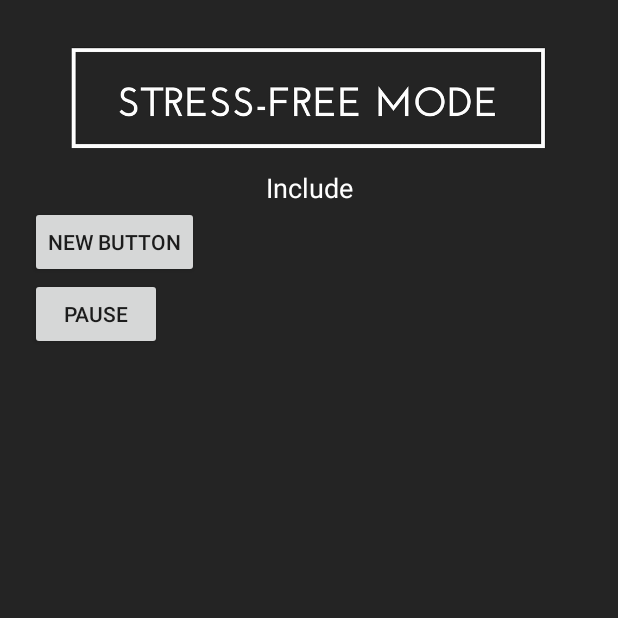
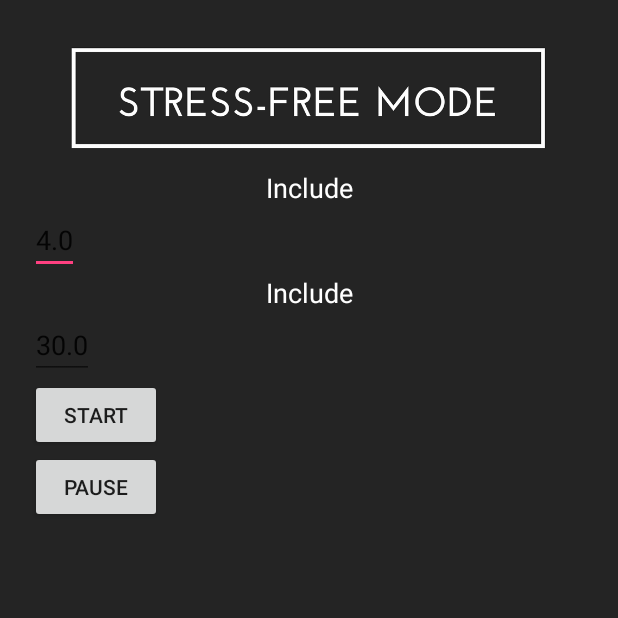
Before and after one commit to dzeedzed/NumberCatch, an Android app: the StressFreeActivity screen opened directly, with no data from a screen before it, on a phone screen of 412 x 824 dp, the top half of it. Run offline under Robolectric (Android 15) with nearby library versions, the light colour scheme and no system bars; Roboto replaces fonts that are not available here; 1 statement that could not run was skipped.

Commit message:
added delay and timer options in stress free

```diff
--- a/app/src/main/java/me/dzed/numbercatch/StressFreeActivity.java
+++ b/app/src/main/java/me/dzed/numbercatch/StressFreeActivity.java
@@ -9,6 +9,7 @@ import android.speech.tts.UtteranceProgressListener;
 import android.util.Log;
 import android.view.View;
 import android.widget.Button;
+import android.widget.EditText;
 import android.widget.TextView;
 import android.widget.Toast;
 
@@ -25,12 +26,16 @@ public class StressFreeActivity extends Activity {
     private TextToSpeech textToSpeech;
 
     private TextView type;
+    private EditText delayInput;
+    private EditText timerInput;
     private Button button;
     private Button pause;
-    private int delay = 4000; // milliseconds
+    private long delay = 4000; // milliseconds
     private Handler handler;
     private boolean ready;
-    private boolean timerSet = false;
+
+    private long timer = 30000; // milliseconds
+    private boolean timerSet = true;
 
     @Override
     protected void onCreate(Bundle savedInstanceState) {
@@ -46,6 +51,14 @@ public class StressFreeActivity extends Activity {
         type = (TextView) findViewById(R.id.stress_free_type);
         Util.setTextViewFont(context, type, Constants.FONT_PATH_LATO_THIN);
 
+
+        delayInput = (EditText) findViewById(R.id.delayInput);
+
+
+
+
+
+
         final Runnable ayylmao = new Runnable() {
             @Override
             public void run() {
@@ -54,6 +67,18 @@ public class StressFreeActivity extends Activity {
                 speakOut(Integer.toString(ayy));
             }
         };
+
+
+
+        button = (Button) findViewById(R.id.button1231312);
+        button.setOnClickListener(new View.OnClickListener() {
+            @Override
+            public void onClick(View view) {
+
+                // Retrieve all numbers/attributes
+                double delayDouble = Double.parseDouble(delayInput.getText().toString()) * (double) 1000.0;
+                delay = (long) delayDouble;
+                System.out.println("FERIDUN " + delay);
 
                 textToSpeech.setOnUtteranceProgressListener(new UtteranceProgressListener() {
                     @Override
@@ -72,21 +97,24 @@ public class StressFreeActivity extends Activity {
                     }
                 });
 
-        button = (Button) findViewById(R.id.button1231312);
-        button.setOnClickListener(new View.OnClickListener() {
-            @Override
-            public void onClick(View view) {
                 handler = new Handler();
                 handler.postDelayed(ayylmao, delay);
+
+                if (timerSet) {
                     // TIMER
-//                Handler timerHandler = new Handler();
-//                timerHandler.postDelayed(new Runnable() {
-//
-//                    public void run() {
-//                        handler.removeCallbacks(ayylmao);
-//                        textToSpeech.stop();
-//                    }
-//                }, 30000);
+                    timerInput = (EditText) findViewById(R.id.timerInput);
+                    double timerDouble = Double.parseDouble(timerInput.getText().toString()) * (double) 1000.0;
+                    timer = (long) timerDouble;
+
+                    Handler timerHandler = new Handler();
+                    timerHandler.postDelayed(new Runnable() {
+
+                        public void run() {
+                            handler.removeCallbacks(ayylmao);
+                            textToSpeech.stop();
+                        }
+                    }, timer);
+                }
             }
         });
 
--- a/app/src/main/res/layout/activity_stress_free.xml
+++ b/app/src/main/res/layout/activity_stress_free.xml
@@ -25,11 +25,33 @@
         android:textColor="@android:color/white"
         android:textSize="@dimen/confirm_message_size" />
 
+    <EditText
+        android:id="@+id/delayInput"
+        android:layout_width="wrap_content"
+        android:layout_height="wrap_content"
+        android:text="4.0"
+        android:inputType="numberDecimal" />
+
+    <TextView
+        android:layout_width="match_parent"
+        android:layout_height="wrap_content"
+        android:gravity="center_horizontal"
+        android:text="@string/include"
+        android:textColor="@android:color/white"
+        android:textSize="@dimen/confirm_message_size" />
+
+    <EditText
+        android:id="@+id/timerInput"
+        android:layout_width="wrap_content"
+        android:layout_height="wrap_content"
+        android:text="30.0"
+        android:inputType="numberDecimal" />
+
     <Button
         android:id="@+id/button1231312"
         android:layout_width="wrap_content"
         android:layout_height="wrap_content"
-        android:text="New Button" />
+        android:text="Start" />
 
     <Button
         android:id="@+id/pause"
--- a/app/src/main/res/values/strings.xml
+++ b/app/src/main/res/values/strings.xml
@@ -24,6 +24,7 @@
     <string name="slide_4_desc">Start with the level you are most comfortable with and go from there. You got this!</string>
 
     <string name="stress_free_desc">Just relax and listen to the numbers!</string>
+    <string name="arcade_desc">Just relax and listen to the numbers!</string>
     <string name="include">Include</string>
 
 
```
Also changed, not shown: app/src/main/res/layout/activity_play.xml (+17 -0 lines), app/src/main/res/drawable-hdpi/arcade_mode.png (added). Lines whose indentation alone changed are shown as unchanged.
